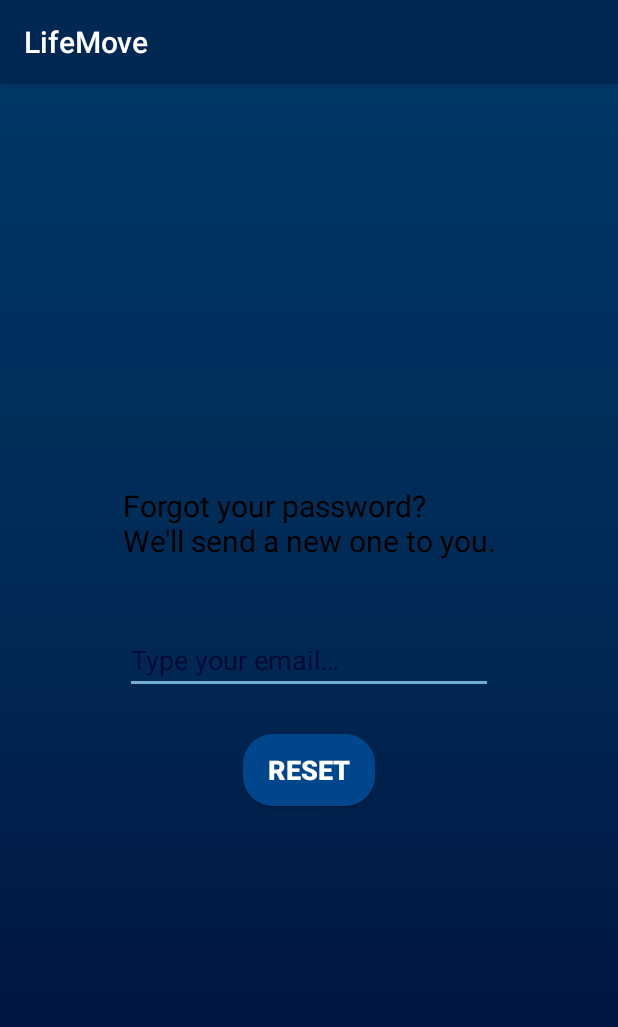
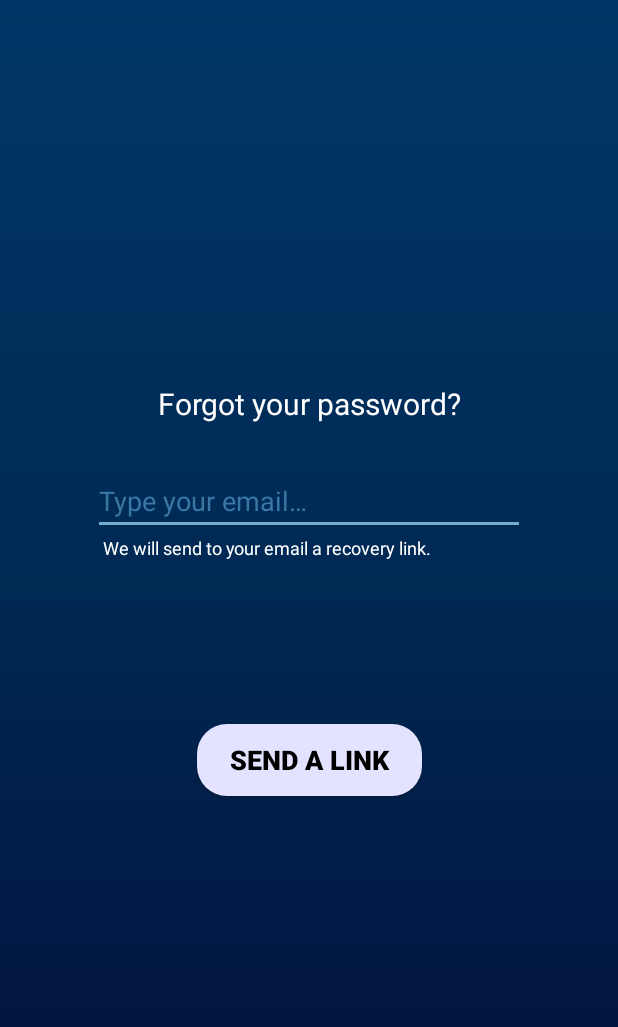
Before and after one commit to phsa/lifemove, an Android app: the ResetPasswordActivity screen opened directly, with no data from a screen before it, on a phone screen of 412 x 824 dp. Shown: the top 1027 px of the screen. Run offline under Robolectric (Android 15) with nearby library versions, the phone set to English and light mode, and no system bars.

Commit message:
refactoring/demo_fixes: finishing reset password colors

```diff
--- a/android/app/src/main/java/br/com/lifemove/view/ResetPasswordActivity.java
+++ b/android/app/src/main/java/br/com/lifemove/view/ResetPasswordActivity.java
@@ -17,6 +17,7 @@ public class ResetPasswordActivity extends AppCompatActivity {
     protected void onCreate(Bundle savedInstanceState) {
         super.onCreate(savedInstanceState);
         setContentView(R.layout.activity_reset_password);
+        if (getSupportActionBar() != null) getSupportActionBar().hide();
 
         final EditText emailInput = findViewById(R.id.email_field_to_reset);
         Button resetButton = findViewById(R.id.reset_password_button);
--- a/android/app/src/main/res/layout-land-v21/login_activity.xml
+++ b/android/app/src/main/res/layout-land-v21/login_activity.xml
@@ -31,6 +31,7 @@
         android:textColorHint="@color/hint_color"
         android:backgroundTint="@color/light_highlight"
         android:inputType="textEmailAddress"
+        android:textColor="@color/input_field_color"
         app:layout_constraintWidth_percent="0.45"
         app:layout_constraintEnd_toEndOf="parent"
         app:layout_constraintStart_toEndOf="@+id/login_logo_holder"
@@ -43,8 +44,9 @@
         android:layout_width="0dp"
         android:layout_height="wrap_content"
         android:hint="@string/hint_password"
+        android:textColorHint="@color/hint_color"
         android:inputType="textPassword"
-        android:textColorHint="@color/hint_color"
+        android:textColor="@color/input_field_color"
         android:backgroundTint="@color/light_highlight"
         app:layout_constraintWidth_percent="0.45"
         app:layout_constraintTop_toBottomOf="@+id/login_username_field"
@@ -61,7 +63,6 @@
         android:layout_height="wrap_content"
         android:minWidth="@dimen/button_width"
         android:background="@drawable/light_rounded_button"
-        android:fontFamily="sans-serif-black"
         android:text="@string/prompt_sign_in"
         android:textColor="@color/black"
         android:textSize="@dimen/button_text_size"
@@ -110,7 +111,6 @@
         android:minWidth="@dimen/button_width"
         android:layout_marginTop="16dp"
         android:background="@drawable/primary_rounded_button"
-        android:fontFamily="sans-serif-black"
         android:text="@string/prompt_sign_up"
         android:textColor="@color/white"
         android:textSize="@dimen/button_text_size"
--- a/android/app/src/main/res/layout-land/login_activity.xml
+++ b/android/app/src/main/res/layout-land/login_activity.xml
@@ -31,6 +31,7 @@
         android:hint="@string/hint_username"
         android:textColorHint="@color/hint_color"
         android:inputType="textEmailAddress"
+        android:textColor="@color/input_field_color"
         app:layout_constraintWidth_percent="0.45"
         app:layout_constraintEnd_toEndOf="parent"
         app:layout_constraintStart_toEndOf="@+id/login_logo_holder"
@@ -42,8 +43,9 @@
         android:layout_width="0dp"
         android:layout_height="wrap_content"
         android:hint="@string/hint_password"
+        android:textColorHint="@color/hint_color"
         android:inputType="textPassword"
-        android:textColorHint="@color/hint_color"
+        android:textColor="@color/input_field_color"
         app:layout_constraintWidth_percent="0.45"
         app:layout_constraintTop_toBottomOf="@+id/login_username_field"
         app:layout_constraintBottom_toBottomOf="@+id/login_logo_holder"
--- a/android/app/src/main/res/layout/activity_reset_password.xml
+++ b/android/app/src/main/res/layout/activity_reset_password.xml
@@ -12,40 +12,56 @@
         android:id="@+id/reset_password_text"
         android:layout_width="wrap_content"
         android:layout_height="wrap_content"
-        android:text="@string/reset_password_message"
-        android:textColor="@color/black"
+        android:text="@string/prompt_forgot_password"
+        android:textColor="@color/white"
         android:textSize="20sp"
         app:layout_constraintTop_toTopOf="parent"
-        app:layout_constraintBottom_toBottomOf="@id/email_field_to_reset"
+        app:layout_constraintBottom_toTopOf="@id/email_field_to_reset"
         app:layout_constraintStart_toStartOf="parent"
         app:layout_constraintEnd_toEndOf="parent"
-        app:layout_constraintVertical_bias="0.75"/>
+        app:layout_constraintVertical_bias="0.9"/>
 
     <EditText
         android:id="@+id/email_field_to_reset"
-        android:layout_width="245dp"
+        android:layout_width="0dp"
         android:layout_height="wrap_content"
+        app:layout_constraintWidth_percent="0.7"
         android:hint="@string/provide_email_hint"
-        android:textColorHint="@color/dark_primary"
+        android:textColorHint="@color/hint_color"
         android:inputType="textEmailAddress"
+        android:textColor="@color/input_field_color"
         app:layout_constraintTop_toTopOf="parent"
         app:layout_constraintBottom_toBottomOf="parent"
         app:layout_constraintEnd_toEndOf="parent"
-        app:layout_constraintStart_toStartOf="parent"/>
+        app:layout_constraintStart_toStartOf="parent"
+        app:layout_constraintVertical_bias="0.4"/>
+
+    <TextView
+        android:id="@+id/reset_process_explanation"
+        android:layout_width="wrap_content"
+        android:layout_height="wrap_content"
+        android:text="@string/recovery_explanation"
+        android:textColor="@color/white"
+        android:textSize="12sp"
+        app:layout_constraintTop_toBottomOf="@id/email_field_to_reset"
+        app:layout_constraintStart_toStartOf="@id/email_field_to_reset"
+        app:layout_constraintEnd_toEndOf="@id/email_field_to_reset"
+        app:layout_constraintHorizontal_bias="0.1"/>
 
     <Button
         android:id="@+id/reset_password_button"
         android:layout_width="wrap_content"
         android:layout_height="wrap_content"
-        android:background="@drawable/primary_rounded_button"
-        android:text="@string/prompt_reset"
-        android:textSize="18sp"
-        android:textColor="@color/white"
+        android:minWidth="@dimen/button_width"
+        android:background="@drawable/light_rounded_button"
+        android:text="@string/prompt_send_link"
+        android:textSize="@dimen/button_text_size"
+        android:textColor="@color/black"
         android:textStyle="bold"
         app:layout_constraintEnd_toEndOf="parent"
         app:layout_constraintStart_toStartOf="parent"
         app:layout_constraintBottom_toBottomOf="parent"
-        app:layout_constraintTop_toTopOf="@id/email_field_to_reset"
-        app:layout_constraintVertical_bias="0.2"/>
+        app:layout_constraintTop_toBottomOf="@id/email_field_to_reset"
+        app:layout_constraintVertical_bias="0.3"/>
 
 </androidx.constraintlayout.widget.ConstraintLayout>
--- a/android/app/src/main/res/mipmap-anydpi-v26/lifemove_badge.xml
+++ b/android/app/src/main/res/mipmap-anydpi-v26/lifemove_badge.xml
@@ -1,5 +1,5 @@
 <?xml version="1.0" encoding="utf-8"?>
 <adaptive-icon xmlns:android="http://schemas.android.com/apk/res/android">
-    <background android:drawable="@color/lifemove_badge_background"/>
+    <background android:drawable="@color/dark_primary"/>
     <foreground android:drawable="@mipmap/lifemove_badge_foreground"/>
 </adaptive-icon>
--- a/android/app/src/main/res/mipmap-anydpi-v26/lifemove_badge_round.xml
+++ b/android/app/src/main/res/mipmap-anydpi-v26/lifemove_badge_round.xml
@@ -1,5 +1,5 @@
 <?xml version="1.0" encoding="utf-8"?>
 <adaptive-icon xmlns:android="http://schemas.android.com/apk/res/android">
-    <background android:drawable="@color/lifemove_badge_background"/>
+    <background android:drawable="@color/dark_primary"/>
     <foreground android:drawable="@mipmap/lifemove_badge_foreground"/>
 </adaptive-icon>
--- a/android/app/src/main/res/values/colors.xml
+++ b/android/app/src/main/res/values/colors.xml
@@ -19,8 +19,8 @@
     <color name="soft_highlight">#B4E3F5</color>
     <color name="light_highlight">#E3E3FF</color>
 
-
     <color name="hint_color">@color/dark_highlight</color>
+    <color name="input_field_color">@color/white</color>
 
 
 </resources>
--- a/android/app/src/main/res/values/dimens.xml
+++ b/android/app/src/main/res/values/dimens.xml
@@ -6,7 +6,8 @@
     <dimen name="button_width">150dp</dimen>
     <dimen name="button_text_size">18sp</dimen>
     <dimen name="button_side_padding">16dp</dimen>
-    <dimen name="action_button_margins">32dp</dimen>
+    <dimen name="action_button_top_margin">64dp</dimen>
     <dimen name="margin_between_input_fields">8dp</dimen>
+    <dimen name="action_button_bottom_margin">16dp</dimen>
     <item name="input_field_width_percentage" type="dimen" format="float">0.7</item>
 </resources>
--- a/android/app/src/main/res/values/lifemove_badge_background.xml
+++ /dev/null
@@ -1,4 +0,0 @@
-<?xml version="1.0" encoding="utf-8"?>
-<resources>
-    <color name="lifemove_badge_background">#002853</color>
-</resources>
--- a/android/app/src/main/res/values/strings.xml
+++ b/android/app/src/main/res/values/strings.xml
@@ -8,8 +8,9 @@
     <string name="prompt_sign_in">SIGN IN</string>
     <string name="hint_username">Username</string>
     <string name="hint_password">Password</string>
+    <string name="prompt_first_time">First time here?</string>
     <string name="prompt_reset_password"><u>Reset password.</u></string>
-    <string name="prompt_first_time">First time here?</string>
+    <string name="prompt_forgot_password">Forgot your password?</string>
 
     <!-- Strings related to Sign up -->
     <string name="prompt_sign_up">SIGN UP</string>
@@ -20,6 +21,6 @@
     <string name="prompt_already_user">Already a user?</string>
     <string name="prompt_profile">Profile</string>
     <string name="provide_email_hint">Type your email…</string>
-    <string name="prompt_reset">RESET</string>
-    <string name="reset_password_message"><c>Forgot your password?\nWe\'ll send a new one to you.</c></string>
+    <string name="prompt_send_link">SEND A LINK</string>
+    <string name="recovery_explanation">We will send to your email a recovery link.</string>
 </resources>
```
Also changed, not shown: android/app/src/main/res/layout-v21/login_activity.xml (+7 -5 lines), android/app/src/main/res/layout/activity_registration.xml (+11 -6 lines), android/app/src/main/res/layout/login_activity.xml (+7 -5 lines).
